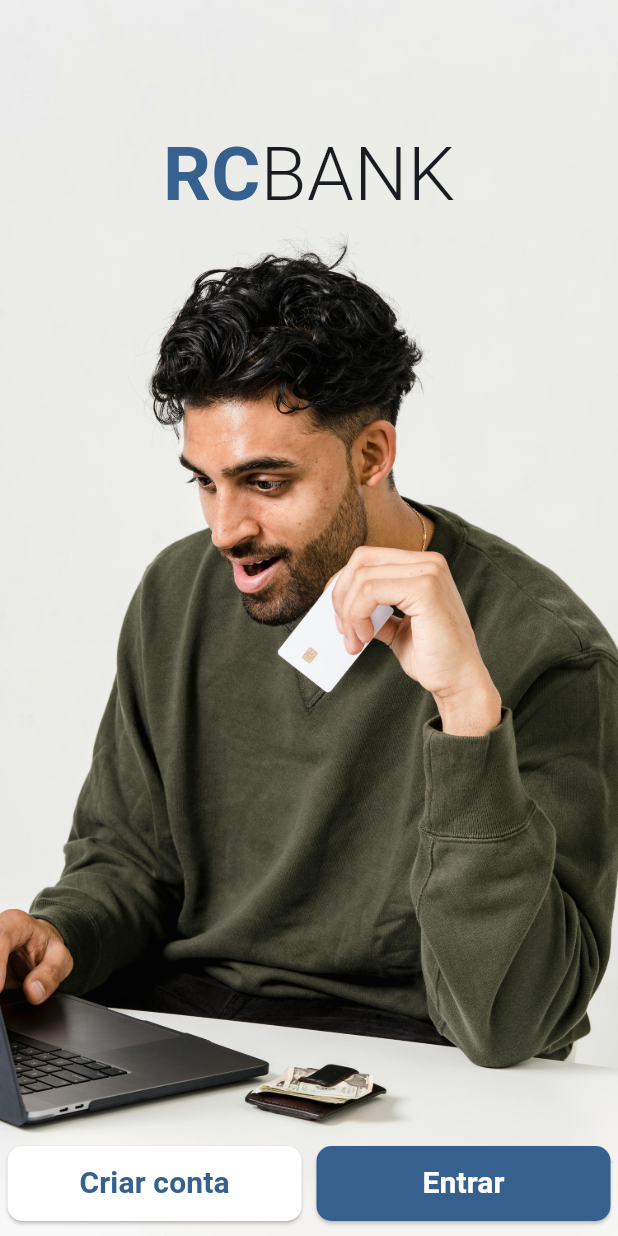
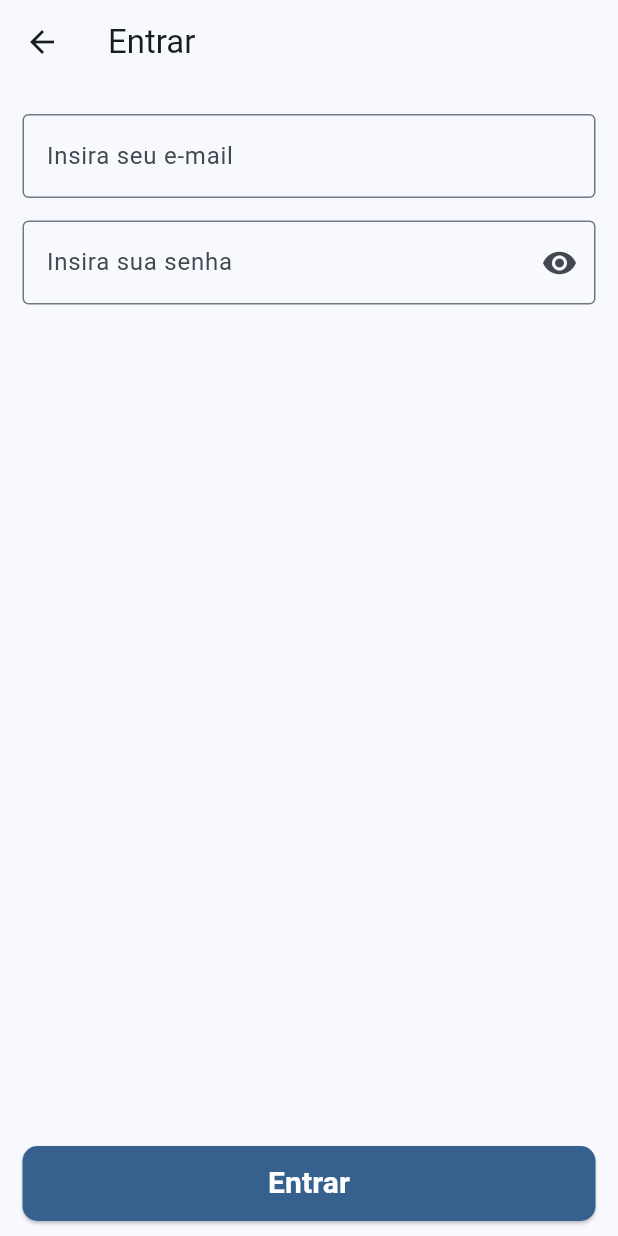
Before and after one commit to Marcio-Renan/rcbank, a Flutter app: the screen it shows after launch, after a tap on "Entrar", on a phone screen of 412 x 824 dp. Run offline on Flutter 3.47's test engine with Material 3 defaults, Android fonts, the light colour scheme and no system bars; our stand-ins replace firebase_auth, firebase_core; accounts and stored records are empty; generated files the repository leaves out were written again.

Commit message:
Added Login

```diff
--- /dev/null
+++ b/lib/authentication/login_page.dart
@@ -0,0 +1,122 @@
+import 'package:flutter/material.dart';
+import 'package:rcbank/common/dialog_manager.dart';
+import 'package:rcbank/common/loading_dialog.dart';
+import 'package:rcbank/common/success_dialog.dart';
+import 'package:rcbank/services/authentication_service.dart';
+
+class LoginPage extends StatefulWidget {
+  const LoginPage({super.key});
+
+  @override
+  State<StatefulWidget> createState() => _LoginPageState();
+}
+
+class _LoginPageState extends State<LoginPage> {
+  final TextEditingController _emailController = TextEditingController();
+  final DialogManager _dialogManager = DialogManager();
+  final TextEditingController _passwordController = TextEditingController();
+
+  final AuthenticationService _authenticationService = AuthenticationService();
+
+  bool _visibility = true;
+
+  toggleVisibility() {
+    setState(() {
+      _visibility = !_visibility;
+    });
+  }
+
+  login() async{
+    _dialogManager.buildDialog(context, const LoadingDialog());
+
+    String email = _emailController.text;
+    String password = _passwordController.text;
+
+    String? error =
+        await _authenticationService.login(email: email, password: password);
+    if (error == null) {
+      _dialogManager.dismissDialog();
+      if(mounted) Navigator.of(context).pop();
+    } else {
+      _dialogManager
+          .changeDialog(SuccessDialog(message: error, success: false));
+      await Future.delayed(const Duration(seconds: 2));
+      _dialogManager.dismissDialog();
+    }
+  }
+
+  @override
+  Widget build(BuildContext context) {
+    return Scaffold(
+      appBar: AppBar(
+        title: const Text('Entrar'),
+      ),
+      body: Center(
+        child: Column(
+          mainAxisAlignment: MainAxisAlignment.spaceBetween,
+          children: [
+            Column(
+              children: [
+                const SizedBox(
+                  height: 20,
+                ),
+                SizedBox(
+                  width: MediaQuery.of(context).size.width - 30,
+                  child: TextField(
+                    controller: _emailController,
+                    decoration: const InputDecoration(
+                      border: OutlineInputBorder(),
+                      hintText: 'Insira seu e-mail',
+                    ),
+                  ),
+                ),
+                const SizedBox(height: 15),
+                SizedBox(
+                  width: MediaQuery.of(context).size.width - 30,
+                  child: TextField(
+                    controller: _passwordController,
+                    obscureText: _visibility,
+                    decoration: InputDecoration(
+                      suffixIcon: IconButton(
+                        onPressed: toggleVisibility,
+                        icon: Icon(
+                          _visibility ? Icons.visibility : Icons.visibility_off,
+                        ),
+                      ),
+                      border: const OutlineInputBorder(),
+                      hintText: 'Insira sua senha',
+                    ),
+                  ),
+                ),
+              ],
+            ),
+            Padding(
+              padding: const EdgeInsets.only(bottom: 10.0),
+              child: SizedBox(
+                height: 50,
+                width: MediaQuery.of(context).size.width - 30,
+                child: ElevatedButton(
+                  style: ElevatedButton.styleFrom(
+                    backgroundColor: Theme.of(context).colorScheme.primary,
+                    shape: RoundedRectangleBorder(
+                      borderRadius: BorderRadius.circular(10),
+                    ),
+                  ),
+                  onPressed: login,
+                  child: Text(
+                    'Entrar',
+                    style: TextStyle(
+                      fontSize: 20,
+                      fontWeight: FontWeight.w600,
+                      color: Theme.of(context).colorScheme.onPrimary,
+                    ),
+                  ),
+                ),
+              ),
+            ),
+          ],
+        ),
+      ),
+    );
+  }
+}
--- a/lib/home_page.dart
+++ b/lib/home_page.dart
@@ -1,5 +1,6 @@
 import 'package:flutter/material.dart';
-import 'package:rcbank/validationScreens/register_page.dart';
+import 'package:rcbank/authentication/login_page.dart';
+import 'package:rcbank/authentication/register_page.dart';
 
 class HomePage extends StatelessWidget{
   const HomePage({super.key});
@@ -53,7 +54,7 @@ class HomePage extends StatelessWidget{
                         Navigator.push(
                           context,
                           MaterialPageRoute(
-                            builder: (BuildContext context) => RegisterPage()),
+                            builder: (BuildContext context) => const RegisterPage()),
                         );
                       },
                     ),
@@ -72,7 +73,11 @@ class HomePage extends StatelessWidget{
                       ),
                       child: Text('Entrar', style: TextStyle(fontSize: 20, fontWeight: FontWeight.w600, color: Theme.of(context).colorScheme.onPrimary)),
                       onPressed: (){
-
+                        Navigator.push(
+                          context,
+                          MaterialPageRoute(
+                            builder: (BuildContext context) => const LoginPage()),
+                        );
                       },
                     ),
                   ),
--- a/lib/main.dart
+++ b/lib/main.dart
@@ -1,6 +1,8 @@
 import 'package:flutter/material.dart';
 import 'package:rcbank/home_page.dart';
 import 'package:firebase_core/firebase_core.dart';
+import 'package:firebase_auth/firebase_auth.dart';
+import 'package:rcbank/main_page.dart';
 import 'firebase_options.dart';
 
 void main() async{
@@ -23,7 +25,25 @@ class MainApp extends StatelessWidget {
           seedColor: Colors.blue,
         ),
       ),
-      home: const HomePage(),
+      home: const PageRouter(),
     );
   }
 }
+
+class PageRouter extends StatelessWidget{
+  const PageRouter({super.key});
+
+  @override
+  Widget build(BuildContext context) {
+    return StreamBuilder<User?>(
+      stream: FirebaseAuth.instance.userChanges(),
+      builder: (context, snapshot){
+        if (snapshot.hasData){
+          return const MainPage();
+        }else{
+          return const HomePage();
+        }
+      },
+    );
+  }
+}
```
Also changed, not shown: lib/authentication/register_page.dart (renamed from lib/validationScreens/register_page.dart, +46 -26 lines), lib/common/dialog_manager.dart (added, +36 -0 lines), lib/common/loading_dialog.dart (added, +33 -0 lines), lib/common/success_dialog.dart (added, +44 -0 lines), lib/main_page.dart (added, +53 -0 lines), lib/services/authentication_service.dart (added, +44 -0 lines).
